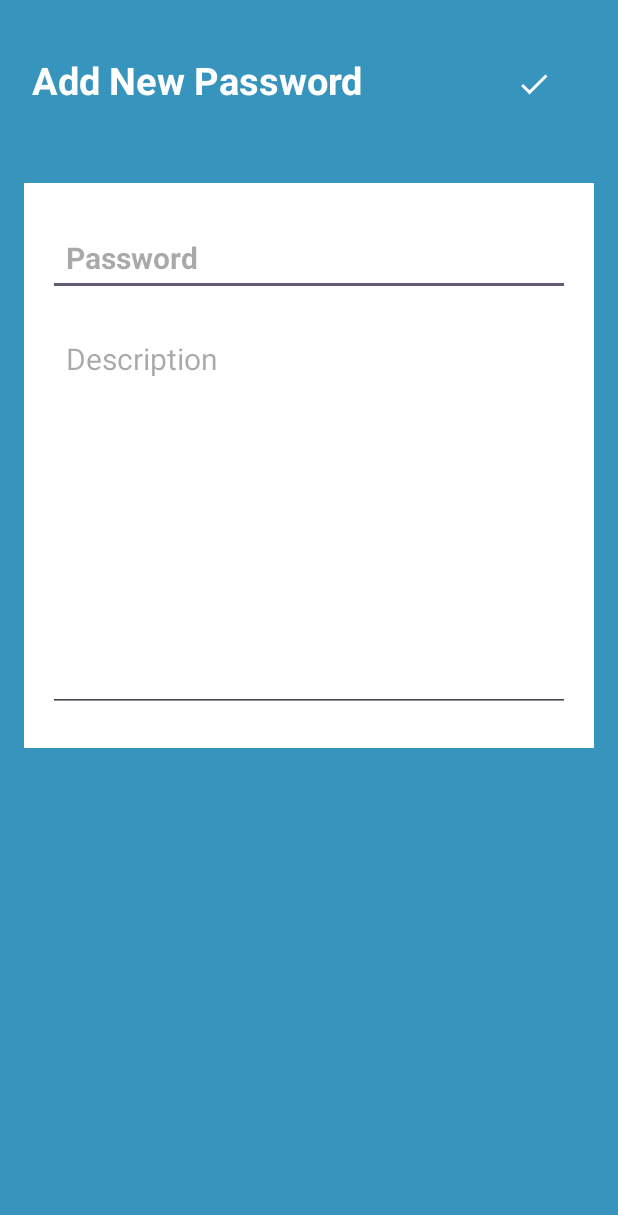
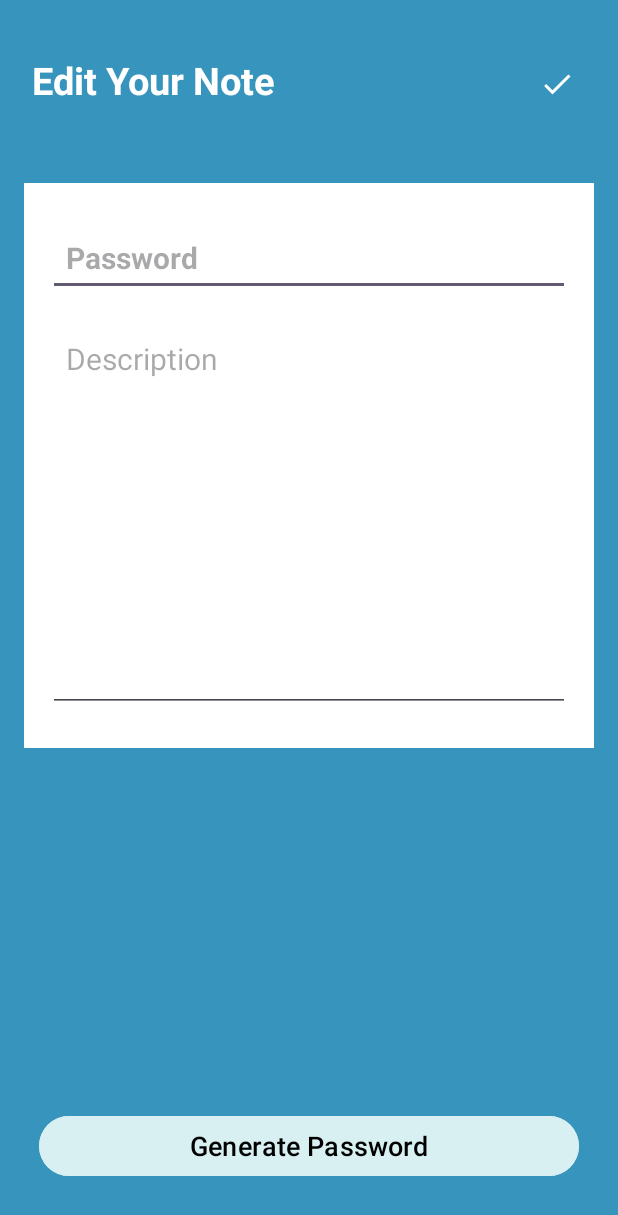
Before and after one commit to Vanshika521/Password-Generator-And-Manager-APP, an Android app: the manage_password screen opened directly, with no data from a screen before it, on a phone screen of 412 x 824 dp. Shown: the top 1215 px of the screen. Run offline under Robolectric (Android 15) with nearby library versions, the phone set to English and light mode, and no system bars; our stand-ins replace Firebase (no records; nobody signed in at launch, a user with empty details on screens opened directly).

Commit message:
completed with managing and adding of pwd

```diff
--- a/app/src/main/java/com/android_development/passwordgeneratorandmanagerapp/manage_password.java
+++ b/app/src/main/java/com/android_development/passwordgeneratorandmanagerapp/manage_password.java
@@ -3,6 +3,7 @@ package com.android_development.passwordgeneratorandmanagerapp;
 import android.content.Intent;
 import android.os.Bundle;
 import android.view.View;
+import android.widget.Button;
 import android.widget.EditText;
 import android.widget.ImageButton;
 import android.widget.TextView;
@@ -25,6 +26,7 @@ public class manage_password extends AppCompatActivity {
     ImageButton saveBtn;
     TextView heading,dltBtn;
     String title1,content1,docId;
+    Button generateBtn;
     boolean isEditMode = false;
 
     @Override
@@ -42,6 +44,8 @@ public class manage_password extends AppCompatActivity {
         desc = findViewById(R.id.desc);
         saveBtn = findViewById(R.id.saveBtn);
 
+        generateBtn = findViewById(R.id.generateBtn);
+
         heading = findViewById(R.id.heading);
         dltBtn = findViewById(R.id.dltBtn);
 
@@ -50,6 +54,7 @@ public class manage_password extends AppCompatActivity {
         content1 = getIntent().getStringExtra("content");
         docId = getIntent().getStringExtra("docId");
 
+        generateBtn.setVisibility(View.GONE);
         dltBtn.setVisibility(View.GONE);
 
         if(docId != null && !docId.isEmpty())
@@ -65,6 +70,11 @@ public class manage_password extends AppCompatActivity {
             dltBtn.setVisibility(View.VISIBLE);
         }
 
+        if(!isEditMode)
+        {
+            heading.setText("Edit Your Note");
+            generateBtn.setVisibility(View.VISIBLE);
+        }
 
         saveBtn.setOnClickListener(new View.OnClickListener() {
             @Override
@@ -121,9 +131,12 @@ public class manage_password extends AppCompatActivity {
         dltBtn.setOnClickListener(new View.OnClickListener() {
             @Override
             public void onClick(View view) {
+                Intent intent = new Intent(manage_password.this,SplashScreen.class);
+                startActivity(intent);
                 DocumentReference documentReference;
                 documentReference = utility.getCollectionReference().document(docId);
                 documentReference.delete().addOnCompleteListener(new OnCompleteListener<Void>() {
+
                     @Override
                     public void onComplete(@NonNull Task<Void> task) {
                         if(task.isSuccessful())
@@ -131,8 +144,6 @@ public class manage_password extends AppCompatActivity {
                             //note is successfully deleted......
                             utility.showToast(manage_password.this,"Note Deleted Successfully");
 
-                            Intent intent = new Intent(manage_password.this,SplashScreen.class);
-                            startActivity(intent);
 
 
                         }
--- a/app/src/main/res/layout/activity_manage_passw.xml
+++ b/app/src/main/res/layout/activity_manage_passw.xml
@@ -33,11 +33,13 @@
                 android:layout_alignParentEnd="true"
                 android:layout_centerVertical="true"
                 android:layout_marginTop="30dp"
-                android:layout_marginRight="50dp"
-                android:layout_marginEnd="15dp"
+                android:layout_marginRight="0dp"
+                android:layout_marginEnd="0dp"
                 android:background="?attr/selectableItemBackgroundBorderless"
                 android:src="@drawable/baseline_done_24"
-                app:tint="@color/white" />
+                app:tint="@color/white"
+                android:contentDescription="Save password"
+                />
         </RelativeLayout>
 
         <LinearLayout
@@ -49,7 +51,7 @@
             android:layout_marginVertical="26dp"
             android:layout_marginTop="50dp"
             android:background="@color/white"
-            android:backgroundTint="@color/white"
+
             >
             <EditText
                 android:id="@+id/pwd"
@@ -81,9 +83,11 @@
             android:id="@+id/dltBtn"
             android:layout_width="match_parent"
             android:layout_height="wrap_content"
-            android:text="Delete Note"
+            android:text="Delete Password"
             android:gravity="center"
             android:textSize="18sp"
+            android:layout_marginLeft="10dp"
+            android:layout_marginRight="10dp"
             android:textColor="@color/white"
             android:layout_marginBottom="20dp"
             android:visibility="gone"
@@ -91,6 +95,20 @@
             android:backgroundTint="#FF0000"
             />
 
-
+        <Button
+            android:id="@+id/generateBtn"
+            android:layout_width="match_parent"
+            android:layout_height="wrap_content"
+            android:text="Generate Password"
+            android:gravity="center"
+            android:textSize="18sp"
+            android:layout_marginLeft="10dp"
+            android:layout_marginRight="10dp"
+            android:textColor="@color/black"
+            android:layout_marginBottom="20dp"
+            android:visibility="gone"
+            android:layout_alignParentBottom="true"
+            android:backgroundTint="#D9F0F2"
+            />
 
     </RelativeLayout>
```
